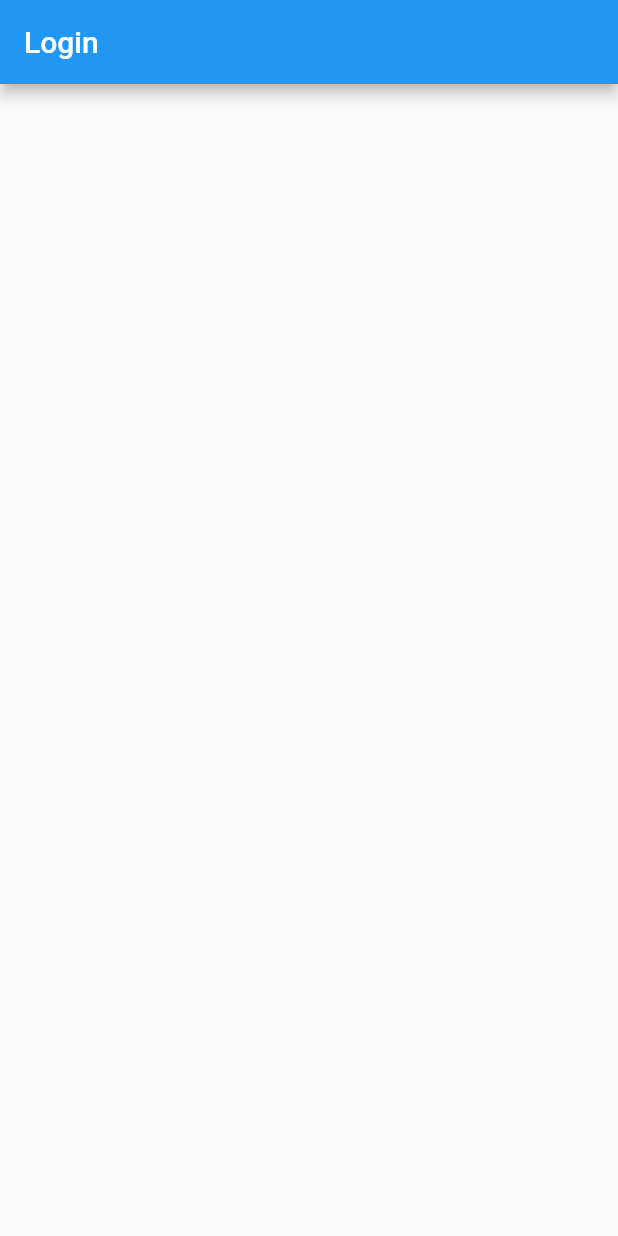
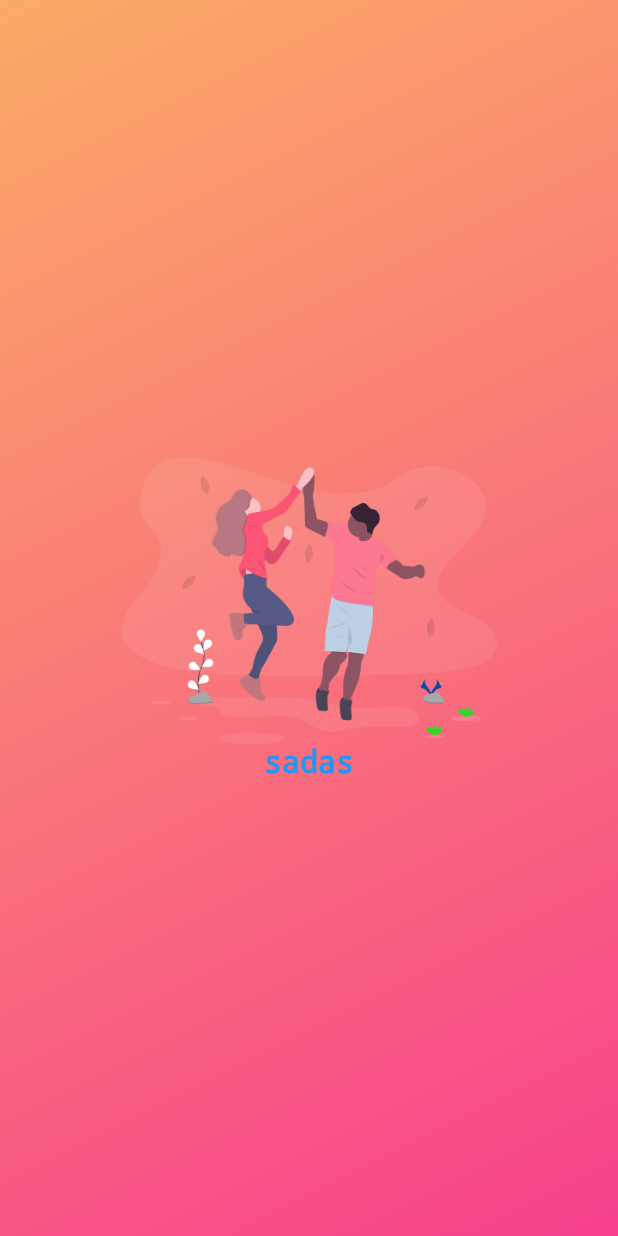
Before and after one commit to muratcakmaksoftware/flutterapp, a Flutter app: the screen it shows after launch, on a phone screen of 412 x 824 dp. Run offline on Flutter 3.47's test engine with Material 2 defaults, Android fonts, the phone set to English and light mode, and no system bars; generated files the repository leaves out were written again.

Commit message:
yapı degisikligi

```diff
--- a/lib/main.dart
+++ b/lib/main.dart
@@ -1,12 +1,17 @@
 import 'package:flutter/material.dart';
-import 'package:flutter_localizations/flutter_localizations.dart';
-import 'package:flutter_gen/gen_l10n/app_localizations.dart';
+import 'package:flutter/services.dart';
+
+//Pages
+import './views/Login/login.dart';
 import 'package:flutterapp/views/Home/home.dart';
 
-import './views/Login/login.dart';
+import 'package:flutterapp/views/config.dart';
+import 'package:flutterapp/utils/device_info.dart';
 
 void main() {
-  runApp(MyApp());
+  runApp(CustomMaterialApp(
+      MyApp()
+  ));
 }
 
 class MyApp extends StatelessWidget {
@@ -14,24 +19,12 @@ class MyApp extends StatelessWidget {
   Widget build(BuildContext context) {
 
     bool isAuthenticated = false;
+    /*double deviceWidth = MediaQuery.of(context).size.width;
+    double deviceHeight = MediaQuery.of(context).size.height;
+    DeviceInfo.setValues(deviceWidth, deviceHeight);
+    print("${DeviceInfo.deviceWidth} - ${DeviceInfo.deviceHeight}");*/
 
-    return MaterialApp(
-      title: 'Localizations Sample App',
-      localizationsDelegates: [
-        AppLocalizations.delegate,
-        GlobalMaterialLocalizations.delegate,
-        GlobalWidgetsLocalizations.delegate,
-        GlobalCupertinoLocalizations.delegate,
-      ],
-      supportedLocales: [
-        const Locale('en', ''),
-        const Locale('tr', ''),
-      ],
-      debugShowCheckedModeBanner: false,
-      theme: ThemeData(
-        primarySwatch: Colors.blue,
-      ),
-      home: isAuthenticated ? Home() : Login(),
-    );
+    return isAuthenticated ? Home() : Login();
   }
+
 }
--- a/lib/ui/themes/theme.dart
+++ b/lib/ui/themes/theme.dart
@@ -0,0 +1,35 @@
+import 'package:flutter/material.dart';
+
+// Dil için kütüphane
+import 'package:flutter_localizations/flutter_localizations.dart';
+import 'package:flutter_gen/gen_l10n/app_localizations.dart';
+
+class CustomMaterialApp extends StatelessWidget {
+
+  Widget home;
+  CustomMaterialApp(this.home){
+
+  }
+
+  @override
+  Widget build(BuildContext context) {
+    return MaterialApp(
+        title: 'Localizations Sample App',
+        localizationsDelegates: [
+          AppLocalizations.delegate,
+          GlobalMaterialLocalizations.delegate,
+          GlobalWidgetsLocalizations.delegate,
+          GlobalCupertinoLocalizations.delegate,
+        ],
+        supportedLocales: [
+          const Locale('en', ''),
+          const Locale('tr', ''),
+        ],
+        debugShowCheckedModeBanner: false,
+        theme: ThemeData(
+          primarySwatch: Colors.blue,
+        ),
+        home: this.home,
+    );
+  }
+}
--- /dev/null
+++ b/lib/utils/device_info.dart
@@ -0,0 +1,8 @@
+class DeviceInfo{
+  static double deviceWidth;
+  static double deviceHeight;
+
+  static void setValues(deviceWidth, deviceHeight){
+
+  }
+}
--- a/lib/views/Login/login.dart
+++ b/lib/views/Login/login.dart
@@ -1,18 +1,41 @@
-import 'package:flutter/material.dart';
-import 'package:flutter_gen/gen_l10n/app_localizations.dart';
+import 'package:flutterapp/utils/device_info.dart';
+import 'package:flutterapp/views/config.dart';
 
 class Login extends StatelessWidget {
+
   @override
   Widget build(BuildContext context) {
-    return MaterialApp(
-      home: Scaffold(
-        appBar: AppBar(
-          title: Text(AppLocalizations.of(context).login_title),
+    return CustomMaterialApp(
+      Container( //içerik
+        decoration: BoxDecoration( //Arka plan rengi
+          gradient: LinearGradient(
+              colors: [Color(0xFFfbab66), Color(0xFFf7418c)],
+              begin: const FractionalOffset(0.0, 0.0),
+              end: const FractionalOffset(1.0, 1.0),
+              stops: [0.0, 1.0],
+              tileMode: TileMode.clamp
+          ),
         ),
-        body: Container(
+        child: Column( //Satırsal sıralama
+          //mainAxisSize: MainAxisSize.max,
+          mainAxisAlignment: MainAxisAlignment.center, // Ortalama
+          crossAxisAlignment: CrossAxisAlignment.center,
+          children: [
+            //Padding(padding: null),
+            Image(
+                width: 250.0,
+                height: 191.0,
+                fit: BoxFit.fill,
+                image: AssetImage('assets/auth/background.png')
+            ),
+            Text(
+              "sadas",
+              style: customTextStyle,
+            )
+          ],
+        ),
+      )
 
-        ),
-      ),
     );
   }
 }
--- /dev/null
+++ b/lib/views/config.dart
@@ -0,0 +1,4 @@
+export 'package:flutter/material.dart'; //Gerekli flutter kütüphaneleri
+export 'package:flutterapp/views/widgets/widgets.dart'; //Görünüm parçacıkları
+export 'package:flutterapp/ui/themes/theme.dart'; // Ana Görünümler
+export 'package:flutterapp/styles/main_styles.dart'; //Genel stiller
--- /dev/null
+++ b/lib/views/widgets/widgets.dart
@@ -0,0 +1 @@
+export 'package:flutterapp/views/widgets/custom_text.dart';
--- a/pubspec.yaml
+++ b/pubspec.yaml
@@ -46,6 +46,10 @@ flutter:
   # the material Icons class.
   uses-material-design: true
 
+  assets:
+    - assets/images/
+    - assets/auth/
+    - assets/icons/
 
 
   # An image asset can refer to one or more resolution-specific "variants", see
```
Also changed, not shown: lib/styles/main_styles.dart (added, +17 -0 lines), lib/utils/calculator.dart (added, +10 -0 lines), lib/views/widgets/custom_text.dart (added, +17 -0 lines), assets/auth/background.png (added), assets/images/test.png (added), assets/pikapika.jpg (renamed from lib/assets/icons/pikapika.jpg), lib/utils/ui_services/notification.dart (deleted).
